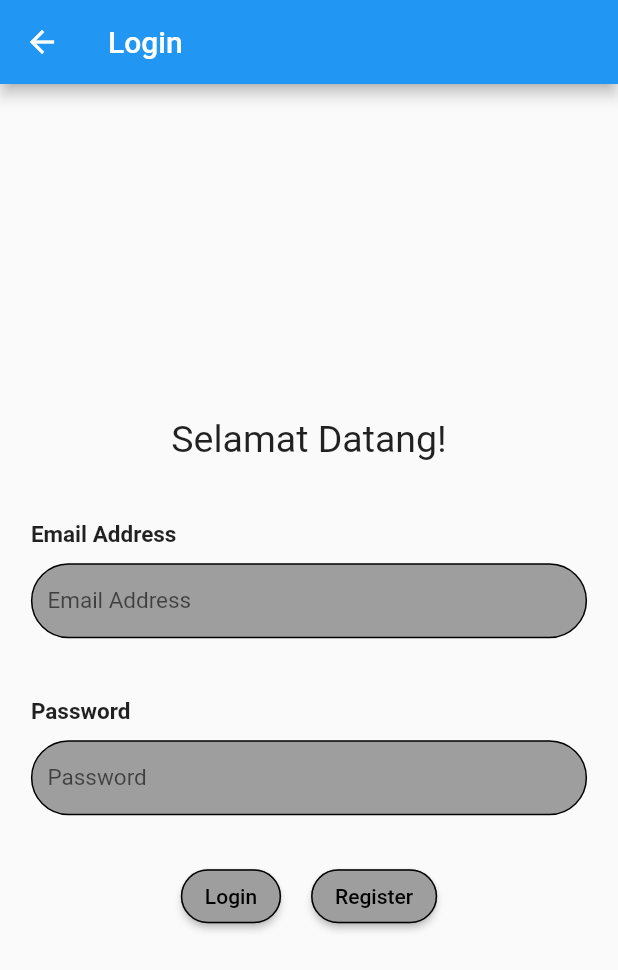
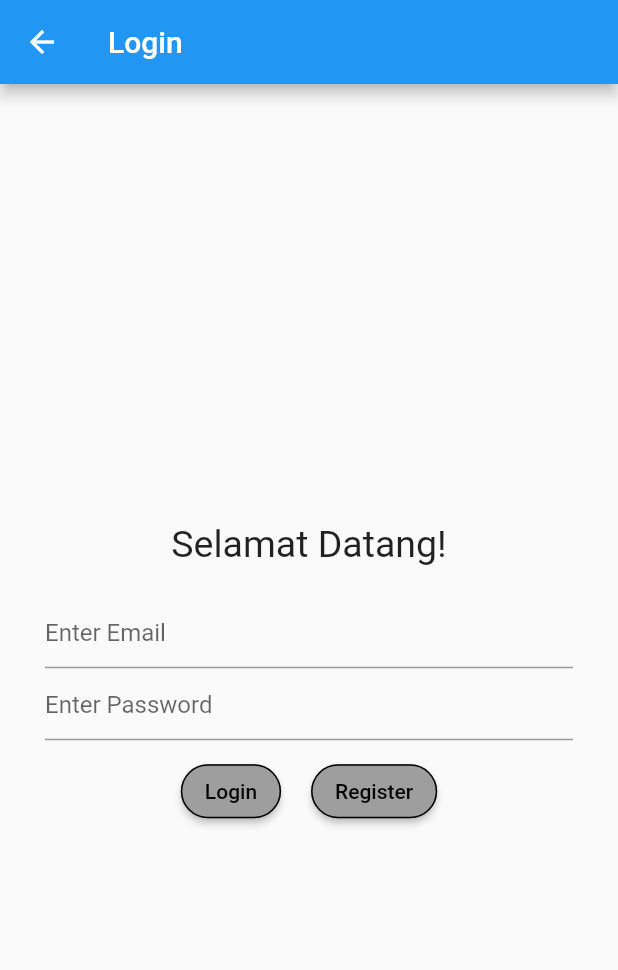
Before and after one commit to nyomanari21/Tubes_Provis_Healthy_Better, a Flutter app: the LoginScreen screen opened directly, after a tap on "Login", on a phone screen of 412 x 824 dp. Shown: the top 970 px of the screen. Run offline on Flutter 3.47's test engine with Material 2 defaults, Android fonts, the light colour scheme and no system bars; our stand-ins replace cloud_firestore, firebase_auth, firebase_core; accounts and stored records are empty; network calls fail.

Commit message:
Update 3.2
Added login and drawer navigation

```diff
--- a/healthy_better/lib/view/login_screen.dart
+++ b/healthy_better/lib/view/login_screen.dart
@@ -1,6 +1,7 @@
 import 'package:flutter/material.dart';
 import 'package:intl/intl.dart';
 import 'package:firebase_auth/firebase_auth.dart';
+import 'package:healthy_better/services/functions/authFunctions.dart';
 
 class LoginScreen extends StatefulWidget {
   const LoginScreen({super.key});
@@ -9,8 +10,12 @@ class LoginScreen extends StatefulWidget {
 }
 
 class _LoginScreenState extends State<LoginScreen> {
-  TextEditingController contEmail = new TextEditingController();
-  TextEditingController contPass = new TextEditingController();
+  String contEmail = '';
+  String contPass = '';
+
+  bool login = false;
+
+  final _formKey = GlobalKey<FormState>();
 
   FirebaseAuth auth = FirebaseAuth.instance;
   @override
@@ -28,65 +33,48 @@ class _LoginScreenState extends State<LoginScreen> {
                 margin: EdgeInsets.all(20),
                 child: Text("Selamat Datang!", style: TextStyle(fontSize: 25))),
             // Box Email
-            Container(
-              width: MediaQuery.of(context).size.width * 0.9,
-              margin: EdgeInsets.all(20),
-              // Isi
-              child: Column(
-                crossAxisAlignment: CrossAxisAlignment.start,
-                children: [
-                  // Email Title
-                  Text(
-                    "Email Address",
-                    style: TextStyle(fontWeight: FontWeight.bold, fontSize: 15),
-                  ),
-                  // Email
-                  Container(
-                      margin: EdgeInsets.fromLTRB(0, 10, 0, 0),
-                      padding: EdgeInsets.fromLTRB(10, 0, 10, 0),
-                      decoration: BoxDecoration(
-                          color: Colors.grey,
-                          borderRadius: BorderRadius.circular(25),
-                          border: Border.all()),
-                      child: TextField(
-                        decoration: InputDecoration(
-                            border: InputBorder.none,
-                            hintText: 'Email Address'),
-                        style: TextStyle(fontSize: 15),
-                        controller: contEmail,
-                      )),
-                ],
+            Padding(
+              padding: const EdgeInsets.symmetric(horizontal: 30.0),
+              child: TextFormField(
+                key: ValueKey('email'),
+                decoration: InputDecoration(
+                  hintText: 'Enter Email',
+                ),
+                validator: (value) {
+                  if (value!.isEmpty || !value.contains('@')) {
+                    return 'Please Enter valid Email';
+                  } else {
+                    return null;
+                  }
+                },
+                onSaved: (value) {
+                  setState(() {
+                    contEmail = value!;
+                  });
+                },
               ),
             ),
             // Box Password
-            Container(
-              width: MediaQuery.of(context).size.width * 0.9,
-              margin: EdgeInsets.all(20),
-              // Isi
-              child: Column(
-                crossAxisAlignment: CrossAxisAlignment.start,
-                children: [
-                  // Password Title
-                  Text(
-                    "Password",
-                    style: TextStyle(fontWeight: FontWeight.bold, fontSize: 15),
-                  ),
-                  // Password
-                  Container(
-                      margin: EdgeInsets.fromLTRB(0, 10, 0, 0),
-                      padding: EdgeInsets.fromLTRB(10, 0, 10, 0),
-                      decoration: BoxDecoration(
-                          color: Colors.grey,
-                          borderRadius: BorderRadius.circular(25),
-                          border: Border.all()),
-                      child: TextField(
-                        obscureText: true,
-                        decoration: InputDecoration(
-                            border: InputBorder.none, hintText: 'Password'),
-                        style: TextStyle(fontSize: 15),
-                        controller: contPass,
-                      )),
-                ],
+            Padding(
+              padding: const EdgeInsets.symmetric(horizontal: 30.0),
+              child: TextFormField(
+                key: ValueKey('password'),
+                obscureText: true,
+                decoration: InputDecoration(
+                  hintText: 'Enter Password',
+                ),
+                validator: (value) {
+                  if (value!.length < 6) {
+                    return 'Please Enter Password of min length 6';
+                  } else {
+                    return null;
+                  }
+                },
+                onSaved: (value) {
+                  setState(() {
+                    contPass = value!;
+                  });
+                },
               ),
             ),
             // Buttons
@@ -110,7 +98,14 @@ class _LoginScreenState extends State<LoginScreen> {
                                       side: BorderSide(color: Colors.black)))),
                       onPressed: () {
                         setState(() {
-                          // Function Login
+                          if (_formKey.currentState!.validate()) {
+                            _formKey.currentState!.save();
+                            login
+                                ? AuthServices.signinUser(
+                                    contEmail, contPass, context)
+                                : AuthServices.signupUser(
+                                    contEmail, contPass, context);
+                          }
                         });
                       },
                       child: Text(
```
Also changed, not shown: healthy_better/lib/main.dart (+10 -0 lines), healthy_better/lib/services/functions/authFunctions.dart (added, +45 -0 lines), healthy_better/lib/services/functions/firebaseFunctions.dart (added, +10 -0 lines), healthy_better/lib/view/bottom_navigation.dart (+25 -6 lines), healthy_better/lib/view/home_screen.dart (+149 -37 lines).
